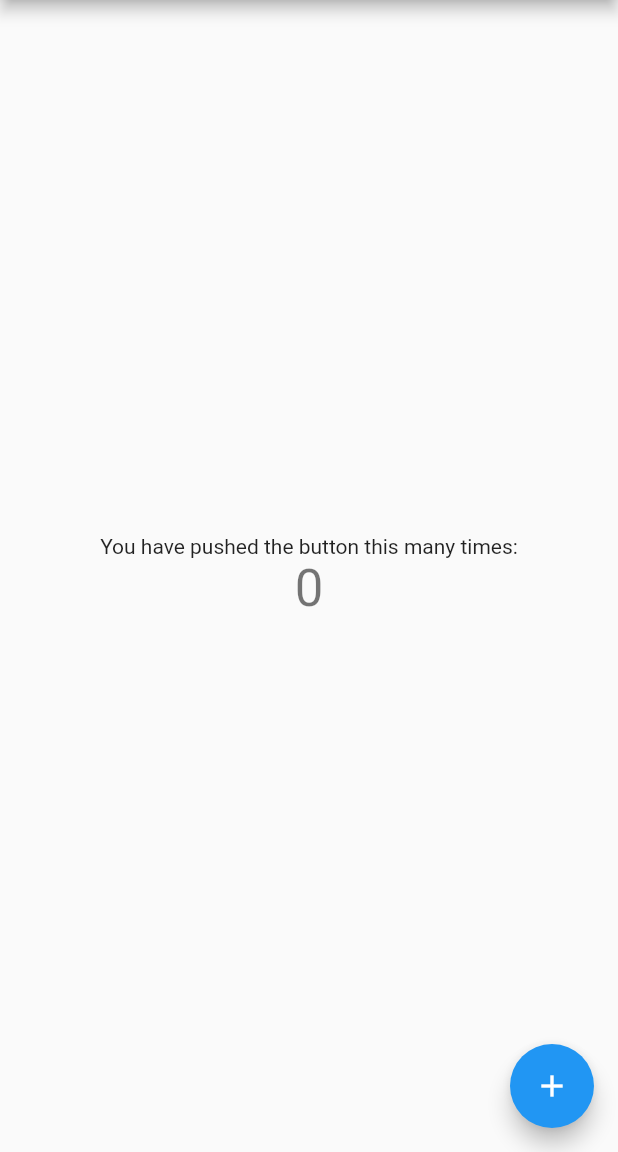
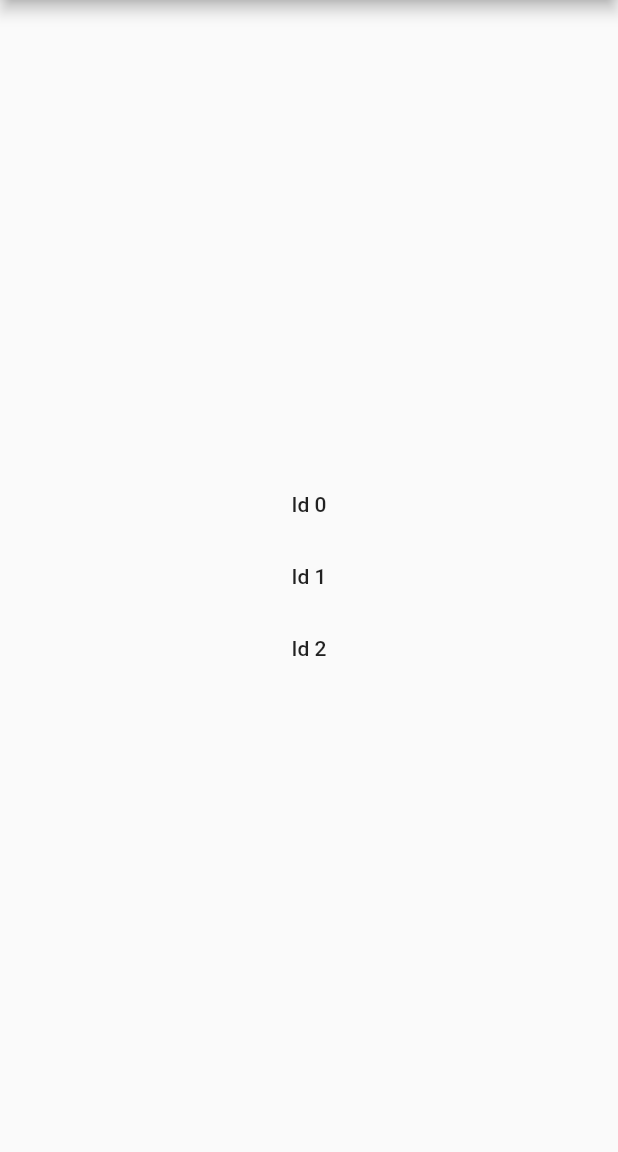
Before and after one commit to Drilbur-CST126/Zoo-App, a Flutter app: the screen it shows after launch, on a phone screen of 412 x 824 dp, the part 84-1236 px from its top. Run offline on Flutter 3.47's test engine with Material 2 defaults, Android fonts, the phone set to English and light mode, and no system bars.

Commit message:
Connected Controller to View

```diff
--- a/lib/view/app.dart
+++ b/lib/view/app.dart
@@ -97,21 +97,30 @@ class _MyHomePageState extends State<MyHomePage> {
           // horizontal).
           mainAxisAlignment: MainAxisAlignment.center,
           children: <Widget>[
-            Text(
-              'You have pushed the button this many times:',
+            FlatButton(
+              child: Text("Id 0"),
+              autofocus: false,
+              onPressed: () {
+                widget.controller.goToAnimalPage(context, 0);
+              },
             ),
-            Text(
-              '$_counter',
-              style: Theme.of(context).textTheme.display1,
+            FlatButton(
+              child: Text("Id 1"),
+              autofocus: false,
+              onPressed: () {
+                widget.controller.goToAnimalPage(context, 1);
+              },
+            ),
+            FlatButton(
+              child: Text("Id 2"),
+              autofocus: false,
+              onPressed: () {
+                widget.controller.goToAnimalPage(context, 2);
+              },
             ),
           ],
         ),
       ),
-      floatingActionButton: FloatingActionButton(
-        onPressed: _incrementCounter,
-        tooltip: 'Increment',
-        child: Icon(Icons.add),
-      ), // This trailing comma makes auto-formatting nicer for build methods.
     );
   }
 }
```
Also changed, not shown: lib/controller/controller.dart (+1 -7 lines), lib/main.dart (+6 -4 lines), lib/view/animalPage.dart (+34 -1 lines).
